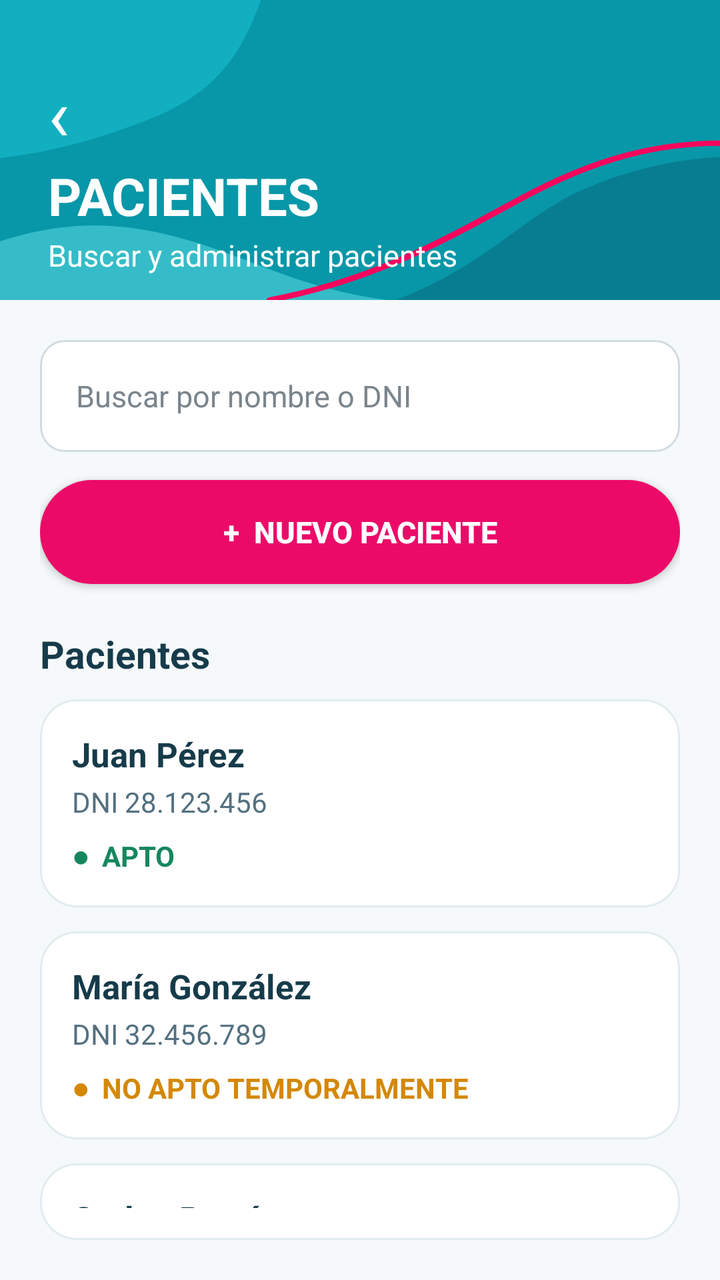
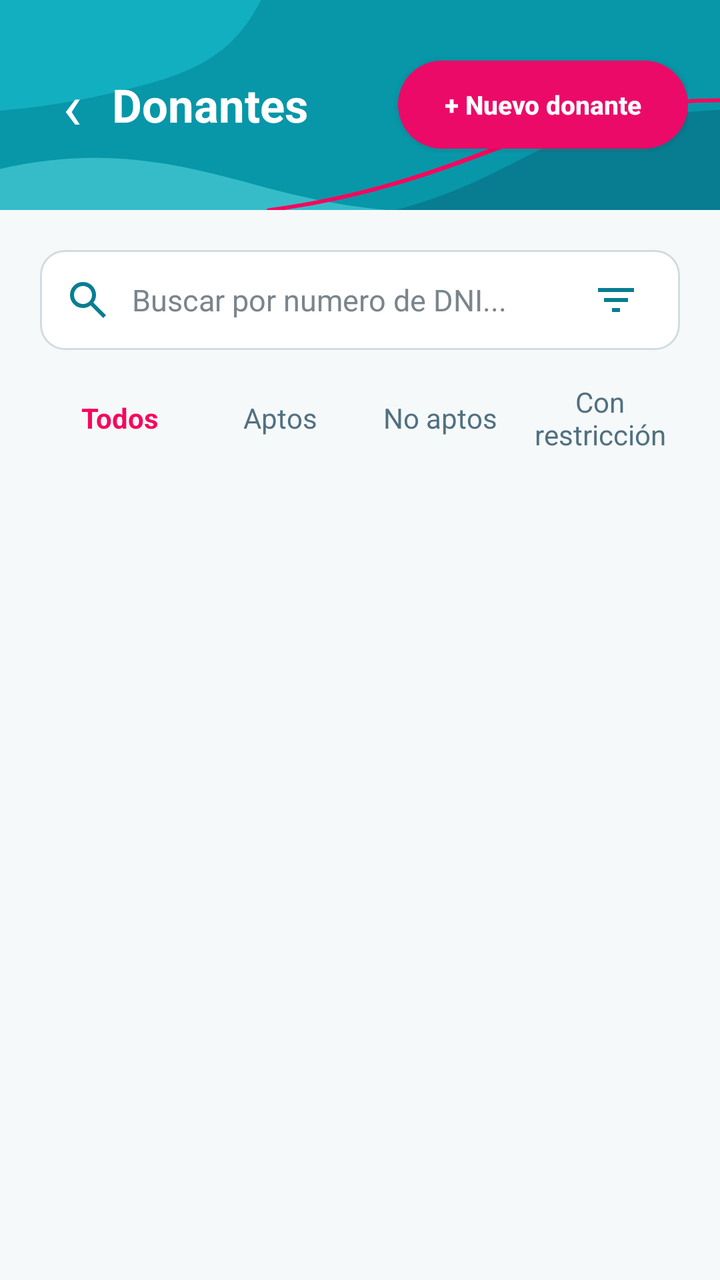

The first picture is an Android layout as it rendered before a commit; the second is the same layout after the commit. The layout source and the unified diff follow.
<!-- AndroidManifest.xml: application theme Theme.BancoSangreMobile -->
<!-- res/layout/activity_pacientes.xml -->
<?xml version="1.0" encoding="utf-8"?>
<androidx.constraintlayout.widget.ConstraintLayout
    xmlns:android="http://schemas.android.com/apk/res/android"
    xmlns:app="http://schemas.android.com/apk/res-auto"
    xmlns:tools="http://schemas.android.com/tools"
    android:id="@+id/main"
    android:layout_width="match_parent"
    android:layout_height="match_parent"
    android:background="#F5F9FA"
    tools:context=".view.PacientesActivity">

    
    <LinearLayout
        android:id="@+id/headerPacientes"
        android:layout_width="0dp"
        android:layout_height="150dp"
        android:background="@drawable/bg_header_decorativo"
        android:gravity="center_vertical"
        android:orientation="vertical"
        android:paddingStart="24dp"
        android:paddingTop="20dp"
        android:paddingEnd="24dp"
        app:layout_constraintEnd_toEndOf="parent"
        app:layout_constraintStart_toStartOf="parent"
        app:layout_constraintTop_toTopOf="parent">

        <TextView
            android:id="@+id/btnVolver"
            android:layout_width="wrap_content"
            android:layout_height="wrap_content"
            android:text="‹"
            android:textColor="@android:color/white"
            android:textSize="36sp" />

        <TextView
            android:layout_width="wrap_content"
            android:layout_height="wrap_content"
            android:text="PACIENTES"
            android:textColor="@android:color/white"
            android:textSize="26sp"
            android:textStyle="bold" />

        <TextView
            android:layout_width="wrap_content"
            android:layout_height="wrap_content"
            android:layout_marginTop="2dp"
            android:text="Buscar y administrar pacientes"
            android:textColor="@android:color/white"
            android:textSize="15sp" />

    </LinearLayout>

    
    <LinearLayout
        android:id="@+id/contenidoPacientes"
        android:layout_width="0dp"
        android:layout_height="0dp"
        android:orientation="vertical"
        android:padding="20dp"
        app:layout_constraintBottom_toBottomOf="parent"
        app:layout_constraintEnd_toEndOf="parent"
        app:layout_constraintStart_toStartOf="parent"
        app:layout_constraintTop_toBottomOf="@id/headerPacientes">

        
        <EditText
            android:id="@+id/edtBuscarPaciente"
            android:layout_width="match_parent"
            android:layout_height="56dp"
            android:background="@drawable/bg_input"
            android:hint="Buscar por nombre o DNI"
            android:inputType="text"
            android:paddingStart="18dp"
            android:paddingEnd="18dp"
            android:singleLine="true"
            android:textColor="#163B4A"
            android:textColorHint="#7A858C"
            android:textSize="15sp" />

        
        <androidx.appcompat.widget.AppCompatButton
            android:id="@+id/btnNuevoPaciente"
            android:layout_width="match_parent"
            android:layout_height="52dp"
            android:layout_marginTop="14dp"
            android:background="@drawable/bg_button_primary"
            android:text="+  NUEVO PACIENTE"
            android:textAllCaps="false"
            android:textColor="@android:color/white"
            android:textSize="15sp"
            android:textStyle="bold" />

        <TextView
            android:layout_width="wrap_content"
            android:layout_height="wrap_content"
            android:layout_marginTop="22dp"
            android:layout_marginBottom="10dp"
            android:text="Pacientes"
            android:textColor="#163B4A"
            android:textSize="19sp"
            android:textStyle="bold" />

        
        <LinearLayout
            android:id="@+id/cardPaciente1"
            android:layout_width="match_parent"
            android:layout_height="wrap_content"
            android:background="@drawable/bg_home_card"
            android:clickable="true"
            android:focusable="true"
            android:orientation="vertical"
            android:padding="16dp">

            <TextView
                android:layout_width="wrap_content"
                android:layout_height="wrap_content"
                android:text="Juan Pérez"
                android:textColor="#163B4A"
                android:textSize="17sp"
                android:textStyle="bold" />

            <TextView
                android:layout_width="wrap_content"
                android:layout_height="wrap_content"
                android:layout_marginTop="3dp"
                android:text="DNI 28.123.456"
                android:textColor="#527080"
                android:textSize="14sp" />

            <TextView
                android:layout_width="wrap_content"
                android:layout_height="wrap_content"
                android:layout_marginTop="8dp"
                android:text="●  APTO"
                android:textColor="#16875D"
                android:textSize="14sp"
                android:textStyle="bold" />

        </LinearLayout>

        
        <LinearLayout
            android:id="@+id/cardPaciente2"
            android:layout_width="match_parent"
            android:layout_height="wrap_content"
            android:layout_marginTop="12dp"
            android:background="@drawable/bg_home_card"
            android:clickable="true"
            android:focusable="true"
            android:orientation="vertical"
            android:padding="16dp">

            <TextView
                android:layout_width="wrap_content"
                android:layout_height="wrap_content"
                android:text="María González"
                android:textColor="#163B4A"
                android:textSize="17sp"
                android:textStyle="bold" />

            <TextView
                android:layout_width="wrap_content"
                android:layout_height="wrap_content"
                android:layout_marginTop="3dp"
                android:text="DNI 32.456.789"
                android:textColor="#527080"
                android:textSize="14sp" />

            <TextView
                android:layout_width="wrap_content"
                android:layout_height="wrap_content"
                android:layout_marginTop="8dp"
                android:text="●  NO APTO TEMPORALMENTE"
                android:textColor="#D48806"
                android:textSize="14sp"
                android:textStyle="bold" />

        </LinearLayout>

        
        <LinearLayout
            android:id="@+id/cardPaciente3"
            android:layout_width="match_parent"
            android:layout_height="wrap_content"
            android:layout_marginTop="12dp"
            android:background="@drawable/bg_home_card"
            android:clickable="true"
            android:focusable="true"
            android:orientation="vertical"
            android:padding="16dp">

            <TextView
                android:layout_width="wrap_content"
                android:layout_height="wrap_content"
                android:text="Carlos Ramírez"
                android:textColor="#163B4A"
                android:textSize="17sp"
                android:textStyle="bold" />

            <TextView
                android:layout_width="wrap_content"
                android:layout_height="wrap_content"
                android:layout_marginTop="3dp"
                android:text="DNI 30.567.123"
                android:textColor="#527080"
                android:textSize="14sp" />

            <TextView
                android:layout_width="wrap_content"
                android:layout_height="wrap_content"
                android:layout_marginTop="8dp"
                android:text="●  APTO"
                android:textColor="#16875D"
                android:textSize="14sp"
                android:textStyle="bold" />

        </LinearLayout>

    </LinearLayout>

</androidx.constraintlayout.widget.ConstraintLayout>
<!-- resources referenced by this layout -->
<resources>
  <!-- drawable bg_button_primary (drawable) -->
  <?xml version="1.0" encoding="utf-8"?>
  <shape xmlns:android="http://schemas.android.com/apk/res/android"
      android:shape="rectangle">
  
      <solid android:color="#EC0A68" />
  
      <corners android:radius="28dp" />
  
  </shape>
  <!-- drawable bg_home_card (drawable) -->
  <?xml version="1.0" encoding="utf-8"?>
  <shape xmlns:android="http://schemas.android.com/apk/res/android"
      android:shape="rectangle">
  
      <solid android:color="#FFFFFF" />
  
      <corners android:radius="18dp" />
  
      <stroke
          android:width="1dp"
          android:color="#E2ECEF" />
  
  </shape>
  <!-- drawable bg_input (drawable) -->
  <?xml version="1.0" encoding="utf-8"?>
  <shape xmlns:android="http://schemas.android.com/apk/res/android"
      android:shape="rectangle">
  
      <solid android:color="#FFFFFF" />
  
      <stroke
          android:width="1dp"
          android:color="#D2DCE0" />
  
      <corners android:radius="12dp" />
  
  </shape>
  <style name="Theme.BancoSangreMobile" parent="Base.Theme.BancoSangreMobile" />
  <style name="Base.Theme.BancoSangreMobile" parent="Theme.Material3.DayNight.NoActionBar">
          
          
      </style>
  <!-- unchanged entries left out for length: 1 -->
</resources>

<!-- the commit's change to res/layout/activity_pacientes.xml (unified diff, before → after) -->
@@ -9,46 +9,61 @@
     android:background="#F5F9FA"
     tools:context=".view.PacientesActivity">
 
+
     
     <LinearLayout
         android:id="@+id/headerPacientes"
         android:layout_width="0dp"
-        android:layout_height="150dp"
+        android:layout_height="105dp"
         android:background="@drawable/bg_header_decorativo"
         android:gravity="center_vertical"
         android:orientation="vertical"
-        android:paddingStart="24dp"
-        android:paddingTop="20dp"
-        android:paddingEnd="24dp"
-        app:layout_constraintEnd_toEndOf="parent"
+        android:paddingStart="16dp"
+        android:paddingEnd="16dp"
+        app:layout_constraintTop_toTopOf="parent"
         app:layout_constraintStart_toStartOf="parent"
-        app:layout_constraintTop_toTopOf="parent">
-
-        <TextView
-            android:id="@+id/btnVolver"
-            android:layout_width="wrap_content"
+        app:layout_constraintEnd_toEndOf="parent">
+
+        <LinearLayout
+            android:layout_width="match_parent"
             android:layout_height="wrap_content"
-            android:text="‹"
-            android:textColor="@android:color/white"
-            android:textSize="36sp" />
-
-        <TextView
-            android:layout_width="wrap_content"
-            android:layout_height="wrap_content"
-            android:text="PACIENTES"
-            android:textColor="@android:color/white"
-            android:textSize="26sp"
-            android:textStyle="bold" />
-
-        <TextView
-            android:layout_width="wrap_content"
-            android:layout_height="wrap_content"
-            android:layout_marginTop="2dp"
-            android:text="Buscar y administrar pacientes"
-            android:textColor="@android:color/white"
-            android:textSize="15sp" />
+            android:gravity="center_vertical"
+            android:orientation="horizontal">
+
+            <TextView
+                android:id="@+id/btnVolver"
+                android:layout_width="40dp"
+                android:layout_height="48dp"
+                android:gravity="center"
+                android:text="‹"
+                android:textColor="#FFFFFF"
+                android:textSize="32sp"
+                android:contentDescription="Volver" />
+
+            <TextView
+                android:layout_width="0dp"
+                android:layout_height="wrap_content"
+                android:layout_weight="1"
+                android:text="Donantes"
+                android:textColor="#FFFFFF"
+                android:textSize="23sp"
+                android:textStyle="bold" />
+
+            <androidx.appcompat.widget.AppCompatButton
+                android:id="@+id/btnNuevoDonante"
+                android:layout_width="145dp"
+                android:layout_height="44dp"
+                android:background="@drawable/bg_button_primary"
+                android:text="+ Nuevo donante"
+                android:textAllCaps="false"
+                android:textColor="#FFFFFF"
+                android:textSize="13sp"
+                android:textStyle="bold" />
+
+        </LinearLayout>
 
     </LinearLayout>
+
 
     
     <LinearLayout
@@ -63,159 +78,214 @@
         app:layout_constraintTop_toBottomOf="@id/headerPacientes">
 
         
-        <EditText
-            android:id="@+id/edtBuscarPaciente"
-            android:layout_width="match_parent"
-            android:layout_height="56dp"
+        <LinearLayout
+            android:layout_width="match_parent"
+            android:layout_height="50dp"
             android:background="@drawable/bg_input"
-            android:hint="Buscar por nombre o DNI"
-            android:inputType="text"
-            android:paddingStart="18dp"
-            android:paddingEnd="18dp"
-            android:singleLine="true"
+            android:gravity="center_vertical"
+            android:orientation="horizontal"
+            android:paddingStart="12dp"
+            android:paddingEnd="12dp">
+
+            <ImageView
+                android:layout_width="24dp"
+                android:layout_height="24dp"
+                android:src="@drawable/ic_buscar"
+                app:tint="#087D91"
+                android:contentDescription="Buscar" />
+
+            <EditText
+                android:id="@+id/edtBuscarPaciente"
+                android:layout_width="0dp"
+                android:layout_height="match_parent"
+                android:layout_weight="1"
+                android:background="@android:color/transparent"
+                android:hint="Buscar por numero de DNI..."
+                android:inputType="number"
+                android:paddingStart="10dp"
+                android:paddingEnd="8dp"
+                android:singleLine="true"
+                android:textColor="#163B4A"
+                android:textColorHint="#7A858C"
+                android:textSize="15sp" />
+
+            <ImageView
+                android:id="@+id/btnFiltros"
+                android:layout_width="40dp"
+                android:layout_height="48dp"
+                android:padding="8dp"
+                android:src="@drawable/ic_filtro"
+                app:tint="#087D91"
+                android:clickable="true"
+                android:focusable="true"
+                android:contentDescription="Filtros" />
+
+        </LinearLayout>
+
+
+        
+        <HorizontalScrollView
+            android:layout_width="match_parent"
+            android:layout_height="52dp"
+            android:layout_marginTop="8dp"
+            android:fillViewport="true"
+            android:scrollbars="none">
+
+            <LinearLayout
+                android:layout_width="match_parent"
+                android:layout_height="match_parent"
+                android:gravity="center_vertical"
+                android:orientation="horizontal">
+
+                <TextView
+                    android:id="@+id/filtroTodos"
+                    android:layout_width="0dp"
+                    android:layout_height="match_parent"
+                    android:layout_weight="1"
+                    android:gravity="center"
+                    android:text="Todos"
+                    android:textColor="#F7065D"
+                    android:textSize="14sp"
+                    android:textStyle="bold" />
+
+                <TextView
+                    android:id="@+id/filtroAptos"
+                    android:layout_width="0dp"
+                    android:layout_height="match_parent"
+                    android:layout_weight="1"
+                    android:gravity="center"
+                    android:text="Aptos"
+                    android:textColor="#527080"
+                    android:textSize="14sp" />
+
+                <TextView
+                    android:id="@+id/filtroNoAptos"
+                    android:layout_width="0dp"
+                    android:layout_height="match_parent"
+                    android:layout_weight="1"
+                    android:gravity="center"
+                    android:text="No aptos"
+                    android:textColor="#527080"
+                    android:textSize="14sp" />
+
+                <TextView
+                    android:id="@+id/filtroRestriccion"
+                    android:layout_width="0dp"
+                    android:layout_height="match_parent"
+                    android:layout_weight="1"
+                    android:gravity="center"
+                    android:text="Con restricción"
+                    android:textColor="#527080"
+                    android:textSize="14sp" />
+
+            </LinearLayout>
+        </HorizontalScrollView>
+
+        
+        <androidx.recyclerview.widget.RecyclerView
+            android:id="@+id/recyclerDonantes"
+            android:layout_width="match_parent"
+            android:layout_height="0dp"
+            android:layout_weight="1"
+            android:layout_marginTop="8dp"
+            android:clipToPadding="false"
+            android:paddingBottom="12dp"
+            android:scrollbars="vertical"
+            tools:listitem="@layout/item_donante" />
+
+    </LinearLayout>
+
+</androidx.constraintlayout.widget.ConstraintLayout>
+<!-- res/layout/item_donante.xml (included above) -->
+<?xml version="1.0" encoding="utf-8"?>
+<LinearLayout
+    xmlns:android="http://schemas.android.com/apk/res/android"
+    xmlns:app="http://schemas.android.com/apk/res-auto"
+    android:layout_width="match_parent"
+    android:layout_height="wrap_content"
+    android:layout_marginBottom="8dp"
+    android:background="@drawable/bg_home_card"
+    android:gravity="center_vertical"
+    android:orientation="horizontal"
+    android:padding="12dp">
+
+    
+    <ImageView
+        android:id="@+id/imgDonante"
+        android:layout_width="42dp"
+        android:layout_height="42dp"
+        android:background="@drawable/bg_card_rosa"
+        android:padding="8dp"
+        android:src="@drawable/ic_donantes"
+        app:tint="#F7065D"
+        android:contentDescription="Donante" />
+
+    
+    <LinearLayout
+        android:layout_width="0dp"
+        android:layout_height="wrap_content"
+        android:layout_weight="1"
+        android:layout_marginStart="12dp"
+        android:orientation="vertical">
+
+        <TextView
+            android:id="@+id/txtNombreDonante"
+            android:layout_width="match_parent"
+            android:layout_height="wrap_content"
+            android:text="Juan Pérez"
             android:textColor="#163B4A"
-            android:textColorHint="#7A858C"
-            android:textSize="15sp" />
-
-        
-        <androidx.appcompat.widget.AppCompatButton
-            android:id="@+id/btnNuevoPaciente"
-            android:layout_width="match_parent"
-            android:layout_height="52dp"
-            android:layout_marginTop="14dp"
-            android:background="@drawable/bg_button_primary"
-            android:text="+  NUEVO PACIENTE"
-            android:textAllCaps="false"
-            android:textColor="@android:color/white"
-            android:textSize="15sp"
+            android:textSize="16sp"
             android:textStyle="bold" />
 
-        <TextView
-            android:layout_width="wrap_content"
+        <LinearLayout
+            android:layout_width="match_parent"
             android:layout_height="wrap_content"
-            android:layout_marginTop="22dp"
-            android:layout_marginBottom="10dp"
-            android:text="Pacientes"
-            android:textColor="#163B4A"
-            android:textSize="19sp"
-            android:textStyle="bold" />
-
-        
-        <LinearLayout
-            android:id="@+id/cardPaciente1"
-            android:layout_width="match_parent"
-            android:layout_height="wrap_content"
-            android:background="@drawable/bg_home_card"
-            android:clickable="true"
-            android:focusable="true"
-            android:orientation="vertical"
-            android:padding="16dp">
-
-            <TextView
+            android:layout_marginTop="4dp"
+            android:orientation="horizontal">
+
+            <TextView
+                android:id="@+id/txtDniDonante"
                 android:layout_width="wrap_content"
                 android:layout_height="wrap_content"
-                android:text="Juan Pérez"
-                android:textColor="#163B4A"
-                android:textSize="17sp"
-                android:textStyle="bold" />
-
-            <TextView
+                android:text="DNI 28.123.456"
+                android:textColor="#527080"
+                android:textSize="13sp" />
+
+            <TextView
+                android:id="@+id/txtGrupoSanguineo"
                 android:layout_width="wrap_content"
                 android:layout_height="wrap_content"
-                android:layout_marginTop="3dp"
-                android:text="DNI 28.123.456"
-                android:textColor="#527080"
-                android:textSize="14sp" />
-
-            <TextView
-                android:layout_width="wrap_content"
-                android:layout_height="wrap_content"
-                android:layout_marginTop="8dp"
-                android:text="●  APTO"
-                android:textColor="#16875D"
-                android:textSize="14sp"
+                android:layout_marginStart="8dp"
+                android:text="A+"
+                android:textColor="#163B4A"
+                android:textSize="13sp"
                 android:textStyle="bold" />
 
         </LinearLayout>
-
-        
-        <LinearLayout
-            android:id="@+id/cardPaciente2"
-            android:layout_width="match_parent"
-            android:layout_height="wrap_content"
-            android:layout_marginTop="12dp"
-            android:background="@drawable/bg_home_card"
-            android:clickable="true"
-            android:focusable="true"
-            android:orientation="vertical"
-            android:padding="16dp">
-
-            <TextView
-                android:layout_width="wrap_content"
-                android:layout_height="wrap_content"
-                android:text="María González"
-                android:textColor="#163B4A"
-                android:textSize="17sp"
-                android:textStyle="bold" />
-
-            <TextView
-                android:layout_width="wrap_content"
-                android:layout_height="wrap_content"
-                android:layout_marginTop="3dp"
-                android:text="DNI 32.456.789"
-                android:textColor="#527080"
-                android:textSize="14sp" />
-
-            <TextView
-                android:layout_width="wrap_content"
-                android:layout_height="wrap_content"
-                android:layout_marginTop="8dp"
-                android:text="●  NO APTO TEMPORALMENTE"
-                android:textColor="#D48806"
-                android:textSize="14sp"
-                android:textStyle="bold" />
-
-        </LinearLayout>
-
-        
-        <LinearLayout
-            android:id="@+id/cardPaciente3"
-            android:layout_width="match_parent"
-            android:layout_height="wrap_content"
-            android:layout_marginTop="12dp"
-            android:background="@drawable/bg_home_card"
-            android:clickable="true"
-            android:focusable="true"
-            android:orientation="vertical"
-            android:padding="16dp">
-
-            <TextView
-                android:layout_width="wrap_content"
-                android:layout_height="wrap_content"
-                android:text="Carlos Ramírez"
-                android:textColor="#163B4A"
-                android:textSize="17sp"
-                android:textStyle="bold" />
-
-            <TextView
-                android:layout_width="wrap_content"
-                android:layout_height="wrap_content"
-                android:layout_marginTop="3dp"
-                android:text="DNI 30.567.123"
-                android:textColor="#527080"
-                android:textSize="14sp" />
-
-            <TextView
-                android:layout_width="wrap_content"
-                android:layout_height="wrap_content"
-                android:layout_marginTop="8dp"
-                android:text="●  APTO"
-                android:textColor="#16875D"
-                android:textSize="14sp"
-                android:textStyle="bold" />
-
-        </LinearLayout>
-
     </LinearLayout>
 
-</androidx.constraintlayout.widget.ConstraintLayout>
+    
+    <TextView
+        android:id="@+id/txtEstadoDonante"
+        android:layout_width="wrap_content"
+        android:layout_height="wrap_content"
+        android:background="@drawable/bg_estado_apto"
+        android:paddingStart="10dp"
+        android:paddingTop="7dp"
+        android:paddingEnd="10dp"
+        android:paddingBottom="7dp"
+        android:text="Apto"
+        android:textColor="#16875D"
+        android:textSize="12sp"
+        android:textStyle="bold" />
+
+    
+    <TextView
+        android:layout_width="wrap_content"
+        android:layout_height="wrap_content"
+        android:layout_marginStart="8dp"
+        android:text="›"
+        android:textColor="#163B4A"
+        android:textSize="26sp" />
+
+</LinearLayout>
<!-- resource entries referenced after the edit -->
@@ -8,6 +8,26 @@
       <solid android:color="#EC0A68" />
   
       <corners android:radius="28dp" />
+  
+  </shape>
+  <!-- drawable bg_card_rosa (drawable) -->
+  <?xml version="1.0" encoding="utf-8"?>
+  <shape xmlns:android="http://schemas.android.com/apk/res/android"
+      android:shape="rectangle">
+  
+      <solid android:color="#FCE8F0" />
+  
+      <corners android:radius="18dp" />
+  
+  </shape>
+  <!-- drawable bg_estado_apto (drawable) -->
+  <?xml version="1.0" encoding="utf-8"?>
+  <shape xmlns:android="http://schemas.android.com/apk/res/android"
+      android:shape="rectangle">
+  
+      <solid android:color="#DDF8EB" />
+  
+      <corners android:radius="20dp" />
   
   </shape>
   <!-- drawable bg_home_card (drawable) -->
@@ -38,6 +58,32 @@
       <corners android:radius="12dp" />
   
   </shape>
+  <!-- drawable ic_buscar (drawable) -->
+  <vector xmlns:android="http://schemas.android.com/apk/res/android"
+      android:width="24dp"
+      android:height="24dp"
+      android:viewportWidth="960"
+      android:viewportHeight="960">
+    <path
+        android:pathData="M784,840 L532,588q-30,24 -69,38t-83,14q-109,0 -184.5,-75.5T120,380q0,-109 75.5,-184.5T380,120q109,0 184.5,75.5T640,380q0,44 -14,83t-38,69l252,252 -56,56ZM380,560q75,0 127.5,-52.5T560,380q0,-75 -52.5,-127.5T380,200q-75,0 -127.5,52.5T200,380q0,75 52.5,127.5T380,560Z"
+        android:fillColor="#e3e3e3"/>
+  </vector>
+  <!-- drawable ic_donantes (drawable) -->
+  <vector xmlns:android="http://schemas.android.com/apk/res/android" android:height="36dp" android:viewportHeight="960" android:viewportWidth="960" android:width="36dp">
+        
+      <path android:fillColor="#e3e3e3" android:pathData="M40,800v-112q0,-34 17.5,-62.5T104,582q62,-31 126,-46.5T360,520q66,0 130,15.5T616,582q29,15 46.5,43.5T680,688v112L40,800ZM760,800v-120q0,-44 -24.5,-84.5T666,526q51,6 96,20.5t84,35.5q36,20 55,44.5t19,53.5v120L760,800ZM247,433q-47,-47 -47,-113t47,-113q47,-47 113,-47t113,47q47,47 47,113t-47,113q-47,47 -113,47t-113,-47ZM713,433q-47,47 -113,47 -11,0 -28,-2.5t-28,-5.5q27,-32 41.5,-71t14.5,-81q0,-42 -14.5,-81T544,168q14,-5 28,-6.5t28,-1.5q66,0 113,47t47,113q0,66 -47,113ZM120,720h480v-32q0,-11 -5.5,-20T580,654q-54,-27 -109,-40.5T360,600q-56,0 -111,13.5T140,654q-9,5 -14.5,14t-5.5,20v32ZM416.5,376.5Q440,353 440,320t-23.5,-56.5Q393,240 360,240t-56.5,23.5Q280,287 280,320t23.5,56.5Q327,400 360,400t56.5,-23.5ZM360,720ZM360,320Z"/>
+      
+  </vector>
+  <!-- drawable ic_filtro (drawable) -->
+  <vector xmlns:android="http://schemas.android.com/apk/res/android"
+      android:width="24dp"
+      android:height="24dp"
+      android:viewportWidth="960"
+      android:viewportHeight="960">
+    <path
+        android:pathData="M400,720v-80h160v80L400,720ZM240,520v-80h480v80L240,520ZM120,320v-80h720v80L120,320Z"
+        android:fillColor="#e3e3e3"/>
+  </vector>
   <style name="Theme.BancoSangreMobile" parent="Base.Theme.BancoSangreMobile" />
   <style name="Base.Theme.BancoSangreMobile" parent="Theme.Material3.DayNight.NoActionBar">
           
